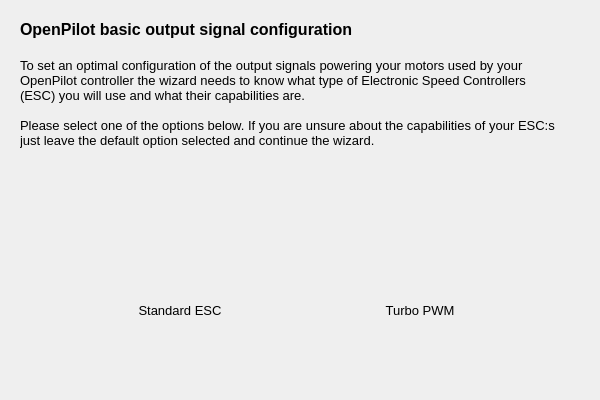
The window that ground/openpilotgcs/src/plugins/setupwizard/pages/outputpage.ui (openpilot/OpenPilot) describes before a commit, drawn with Qt 5.
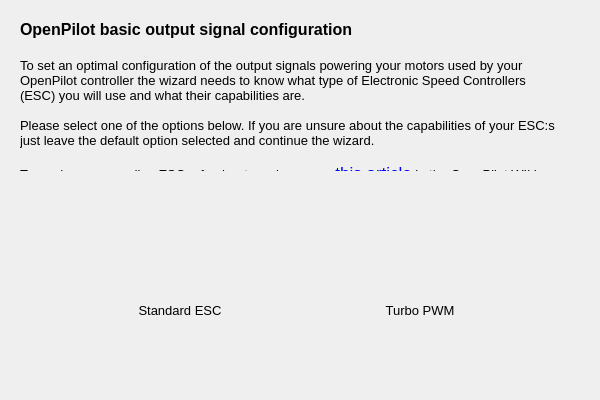
The same window after the commit. Icons and pictures are not drawn.

Commit message: copy revisions and corrections in SetupWizard plugin

What changed in the file:
```diff
--- a/ground/openpilotgcs/src/plugins/setupwizard/pages/outputpage.ui
+++ b/ground/openpilotgcs/src/plugins/setupwizard/pages/outputpage.ui
@@ -26,12 +26,14 @@
     <string>&lt;!DOCTYPE HTML PUBLIC &quot;-//W3C//DTD HTML 4.0//EN&quot; &quot;http://www.w3.org/TR/REC-html40/strict.dtd&quot;&gt;
 &lt;html&gt;&lt;head&gt;&lt;meta name=&quot;qrichtext&quot; content=&quot;1&quot; /&gt;&lt;style type=&quot;text/css&quot;&gt;
 p, li { white-space: pre-wrap; }
-&lt;/style&gt;&lt;/head&gt;&lt;body style=&quot; font-family:'MS Shell Dlg 2'; font-size:8.25pt; font-weight:400; font-style:normal;&quot;&gt;
-&lt;p style=&quot; margin-top:0px; margin-bottom:0px; margin-left:0px; margin-right:0px; -qt-block-indent:0; text-indent:0px;&quot;&gt;&lt;span style=&quot; font-size:12pt; font-weight:600;&quot;&gt;OpenPilot basic output signal configuration&lt;/span&gt;&lt;/p&gt;
-&lt;p style=&quot;-qt-paragraph-type:empty; margin-top:0px; margin-bottom:0px; margin-left:0px; margin-right:0px; -qt-block-indent:0; text-indent:0px; font-size:12pt; font-weight:600;&quot;&gt;&lt;/p&gt;
-&lt;p style=&quot; margin-top:0px; margin-bottom:0px; margin-left:0px; margin-right:0px; -qt-block-indent:0; text-indent:0px;&quot;&gt;&lt;span style=&quot; font-size:10pt;&quot;&gt;To set an optimal configuration of the output signals powering your motors used by your OpenPilot controller the wizard needs to know what type of Electronic Speed Controllers (ESC) you will use and what their capabilities are.&lt;/span&gt;&lt;/p&gt;
-&lt;p style=&quot;-qt-paragraph-type:empty; margin-top:0px; margin-bottom:0px; margin-left:0px; margin-right:0px; -qt-block-indent:0; text-indent:0px; font-size:10pt;&quot;&gt;&lt;/p&gt;
-&lt;p style=&quot; margin-top:0px; margin-bottom:0px; margin-left:0px; margin-right:0px; -qt-block-indent:0; text-indent:0px;&quot;&gt;&lt;span style=&quot; font-size:10pt;&quot;&gt;Please select one of the options below. If you are unsure about the capabilities of your ESC:s just leave the default option selected and continue the wizard.&lt;/span&gt;&lt;/p&gt;&lt;/body&gt;&lt;/html&gt;</string>
+&lt;/style&gt;&lt;/head&gt;&lt;body style=&quot; font-family:'Lucida Grande'; font-size:13pt; font-weight:400; font-style:normal;&quot;&gt;
+&lt;p style=&quot; margin-top:0px; margin-bottom:0px; margin-left:0px; margin-right:0px; -qt-block-indent:0; text-indent:0px;&quot;&gt;&lt;span style=&quot; font-family:'MS Shell Dlg 2'; font-size:12pt; font-weight:600;&quot;&gt;OpenPilot basic output signal configuration&lt;/span&gt;&lt;/p&gt;
+&lt;p style=&quot;-qt-paragraph-type:empty; margin-top:0px; margin-bottom:0px; margin-left:0px; margin-right:0px; -qt-block-indent:0; text-indent:0px; font-family:'MS Shell Dlg 2'; font-size:12pt; font-weight:600;&quot;&gt;&lt;/p&gt;
+&lt;p style=&quot; margin-top:0px; margin-bottom:0px; margin-left:0px; margin-right:0px; -qt-block-indent:0; text-indent:0px;&quot;&gt;&lt;span style=&quot; font-family:'MS Shell Dlg 2'; font-size:10pt;&quot;&gt;To set an optimal configuration of the output signals powering your motors used by your OpenPilot controller the wizard needs to know what type of Electronic Speed Controllers (ESC) you will use and what their capabilities are.&lt;/span&gt;&lt;/p&gt;
+&lt;p style=&quot;-qt-paragraph-type:empty; margin-top:0px; margin-bottom:0px; margin-left:0px; margin-right:0px; -qt-block-indent:0; text-indent:0px; font-family:'MS Shell Dlg 2'; font-size:10pt;&quot;&gt;&lt;/p&gt;
+&lt;p style=&quot; margin-top:0px; margin-bottom:0px; margin-left:0px; margin-right:0px; -qt-block-indent:0; text-indent:0px;&quot;&gt;&lt;span style=&quot; font-family:'MS Shell Dlg 2'; font-size:10pt;&quot;&gt;Please select one of the options below. If you are unsure about the capabilities of your ESC:s just leave the default option selected and continue the wizard.&lt;/span&gt;&lt;/p&gt;
+&lt;p style=&quot;-qt-paragraph-type:empty; margin-top:0px; margin-bottom:0px; margin-left:0px; margin-right:0px; -qt-block-indent:0; text-indent:0px; font-family:'MS Shell Dlg 2'; font-size:10pt;&quot;&gt;&lt;/p&gt;
+&lt;p style=&quot; margin-top:0px; margin-bottom:0px; margin-left:0px; margin-right:0px; -qt-block-indent:0; text-indent:0px;&quot;&gt;&lt;span style=&quot; font-family:'MS Shell Dlg 2'; font-size:10pt;&quot;&gt;To read more regarding ESC refresh rates, please see &lt;/span&gt;&lt;a href=&quot;http://wiki.openpilot.org/display/Doc/TurboPWM+ESC%27s&quot;&gt;&lt;span style=&quot; text-decoration: underline; color:#0000ff;&quot;&gt;this article&lt;/span&gt;&lt;/a&gt;&lt;span style=&quot; font-family:'MS Shell Dlg 2'; font-size:10pt;&quot;&gt; in the OpenPilot WIki&lt;/span&gt;&lt;/p&gt;&lt;/body&gt;&lt;/html&gt;</string>
    </property>
    <property name="alignment">
     <set>Qt::AlignLeading|Qt::AlignLeft|Qt::AlignTop</set>
```
The commit also changes 1 other file.
